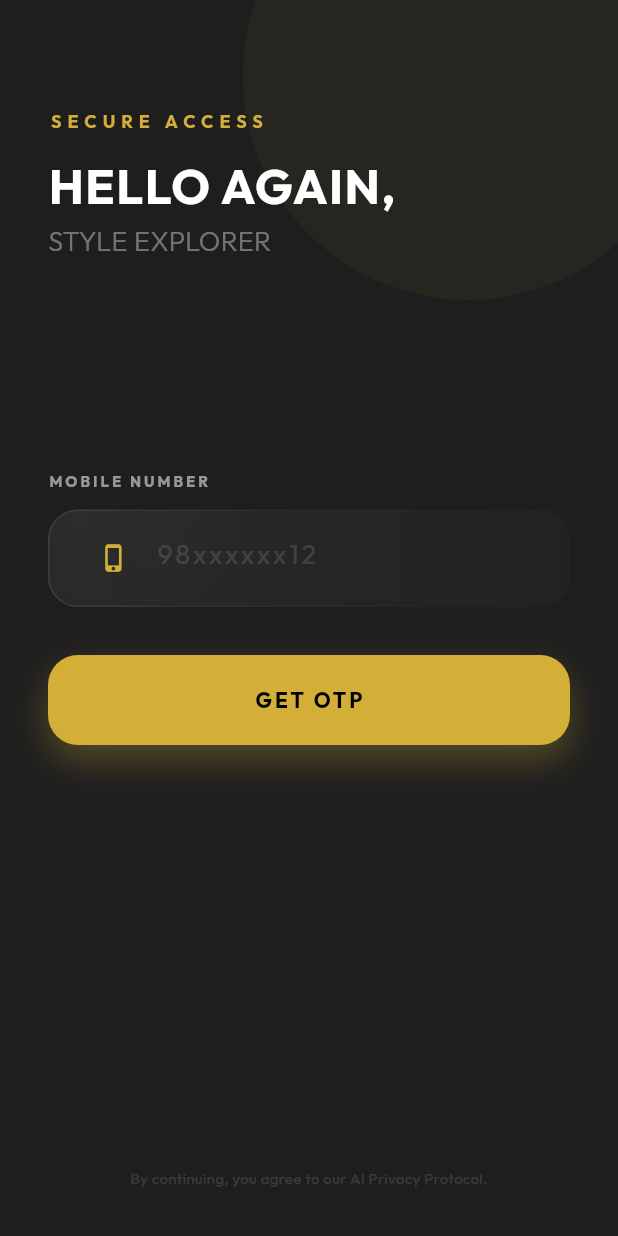
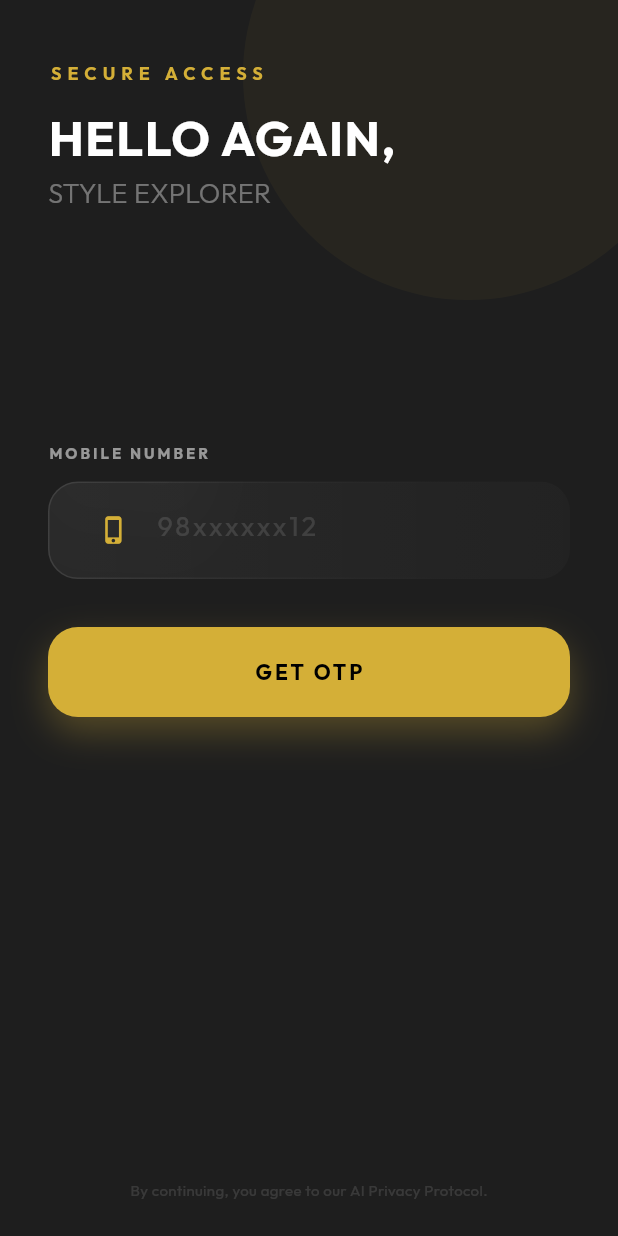
Before and after one commit to Kaushal2402/portfolio-e-commerce-app, a Flutter app: the LoginPage screen opened directly, on a phone screen of 412 x 824 dp. Run offline on Flutter 3.47's test engine with Material 3 defaults, Android fonts, the phone set to English and light mode, and no system bars; drawn by our look-alikes of flutter_animate, glassmorphism; our stand-ins replace cached_network_image, equatable, flutter_bloc, flutter_spinkit, geolocator, google_fonts and 2 more; network calls fail.

Commit message:
fix: adjust UI layouts for safe area padding and add Google Maps API key to Android manifest

```diff
--- a/lib/features/auth/presentation/pages/login_page.dart
+++ b/lib/features/auth/presentation/pages/login_page.dart
@@ -32,6 +32,7 @@ class _LoginPageState extends State<LoginPage> {
   Widget build(BuildContext context) {
     return Scaffold(
       backgroundColor: AppTheme.primaryColor,
+      resizeToAvoidBottomInset: true,
       body: Stack(
         children: [
           // Background Glows
@@ -44,8 +45,11 @@ class _LoginPageState extends State<LoginPage> {
           ),
 
           SafeArea(
-            child: Padding(
-              padding: const EdgeInsets.all(32.0),
+            child: SingleChildScrollView(
+              padding: const EdgeInsets.symmetric(horizontal: 32.0),
+              child: ConstrainedBox(
+                constraints: BoxConstraints(minHeight: MediaQuery.of(context).size.height - MediaQuery.of(context).padding.top - MediaQuery.of(context).padding.bottom),
+                child: IntrinsicHeight(
                   child: Column(
                     crossAxisAlignment: CrossAxisAlignment.start,
                     children: [
@@ -70,10 +74,15 @@ class _LoginPageState extends State<LoginPage> {
                       const Spacer(flex: 2),
 
                       Center(
+                        child: Padding(
+                          padding: const EdgeInsets.only(bottom: 24),
                           child: Text("By continuing, you agree to our AI Privacy Protocol.", style: GoogleFonts.outfit(color: Colors.white12, fontSize: 10))
                               .animate().fadeIn(delay: 1000.ms),
                         ),
+                      ),
                     ],
+                  ),
+                ),
               ),
             ),
           ),
--- a/lib/features/home/presentation/pages/ai_concierge_page.dart
+++ b/lib/features/home/presentation/pages/ai_concierge_page.dart
@@ -131,7 +131,7 @@ class _AIConciergePageState extends State<AIConciergePage> {
 
   Widget _buildInputArea() {
     return Padding(
-      padding: const EdgeInsets.all(24),
+      padding: EdgeInsets.fromLTRB(24, 24, 24, 24 + MediaQuery.of(context).padding.bottom),
       child: GlassmorphicContainer(
         width: double.infinity, height: 60, borderRadius: 20, blur: 20, border: 1, alignment: Alignment.center,
         linearGradient: LinearGradient(colors: [Colors.white.withOpacity(0.05), Colors.white.withOpacity(0.02)]),
--- a/lib/features/home/presentation/pages/cart_page.dart
+++ b/lib/features/home/presentation/pages/cart_page.dart
@@ -264,7 +264,7 @@ class _CartPageState extends State<CartPage> {
     if (_cartItems.isEmpty) return const SizedBox();
 
     return Positioned(
-      bottom: 24, left: 24, right: 24,
+      bottom: MediaQuery.of(context).padding.bottom + 24, left: 24, right: 24,
       child: AnimatedContainer(
         duration: const Duration(milliseconds: 300),
         height: _showDetails ? 480 : 240,
--- a/lib/features/home/presentation/pages/express_checkout_overlay.dart
+++ b/lib/features/home/presentation/pages/express_checkout_overlay.dart
@@ -42,11 +42,11 @@ class _ExpressCheckoutOverlayState extends State<ExpressCheckoutOverlay> {
   @override
   Widget build(BuildContext context) {
     return GlassmorphicContainer(
-      width: double.infinity, height: 400, borderRadius: 32, blur: 20, border: 1, alignment: Alignment.center,
+      width: double.infinity, height: 400 + MediaQuery.of(context).padding.bottom, borderRadius: 32, blur: 20, border: 1, alignment: Alignment.center,
       linearGradient: LinearGradient(begin: Alignment.topCenter, end: Alignment.bottomCenter, colors: [Colors.black.withOpacity(0.9), Colors.black]),
       borderGradient: LinearGradient(colors: [AppTheme.accentColor.withOpacity(0.5), Colors.transparent]),
       child: Padding(
-        padding: const EdgeInsets.all(32),
+        padding: EdgeInsets.fromLTRB(32, 32, 32, 32 + MediaQuery.of(context).padding.bottom),
         child: Column(
           children: [
             Text("EXPRESS 1-TAP CHECKOUT", style: GoogleFonts.outfit(color: AppTheme.accentColor, fontSize: 10, fontWeight: FontWeight.bold, letterSpacing: 3)),
--- a/lib/features/home/presentation/pages/home_page.dart
+++ b/lib/features/home/presentation/pages/home_page.dart
@@ -642,7 +642,7 @@ class _HomePageState extends State<HomePage> {
 
   Widget _buildBottomNavBar() {
     return Positioned(
-      bottom: 24, left: 24, right: 24,
+      bottom: MediaQuery.of(context).padding.bottom + 24, left: 24, right: 24,
       child: GlassmorphicContainer(
         width: double.infinity, height: 70, borderRadius: 24, blur: 20, border: 1, alignment: Alignment.center,
         linearGradient: LinearGradient(colors: [Colors.white.withOpacity(0.1), Colors.white.withOpacity(0.05)]),
--- a/lib/features/home/presentation/pages/order_tracking_page.dart
+++ b/lib/features/home/presentation/pages/order_tracking_page.dart
@@ -163,7 +163,7 @@ class _OrderTrackingPageState extends State<OrderTrackingPage> {
           borderGradient: LinearGradient(colors: [Colors.white.withOpacity(0.1), Colors.transparent]),
           child: ListView(
             controller: scrollController,
-            padding: const EdgeInsets.all(24),
+            padding: EdgeInsets.fromLTRB(24, 24, 24, 24 + MediaQuery.of(context).padding.bottom),
             children: [
               Center(child: Container(width: 40, height: 4, decoration: BoxDecoration(color: Colors.white12, borderRadius: BorderRadius.circular(2)))),
               const SizedBox(height: 24),
--- a/lib/features/home/presentation/pages/product_detail_page.dart
+++ b/lib/features/home/presentation/pages/product_detail_page.dart
@@ -206,11 +206,11 @@ class _ProductDetailPageState extends State<ProductDetailPage> {
     return Positioned(
       bottom: 0, left: 0, right: 0,
       child: GlassmorphicContainer(
-        width: double.infinity, height: 160, borderRadius: 1, blur: 20, border: 1, alignment: Alignment.center,
+        width: double.infinity, height: 160 + MediaQuery.of(context).padding.bottom, borderRadius: 1, blur: 20, border: 1, alignment: Alignment.center,
         linearGradient: LinearGradient(colors: [AppTheme.primaryColor.withOpacity(0.8), AppTheme.primaryColor]),
         borderGradient: LinearGradient(colors: [Colors.white.withOpacity(0.1), Colors.transparent]),
         child: Padding(
-          padding: const EdgeInsets.symmetric(horizontal: 24, vertical: 12),
+          padding: EdgeInsets.fromLTRB(24, 12, 24, 12 + MediaQuery.of(context).padding.bottom),
           child: Column(
             mainAxisSize: MainAxisSize.min,
             children: [
```
Also changed, not shown: 1 other file. Lines whose indentation alone changed are shown as unchanged.
